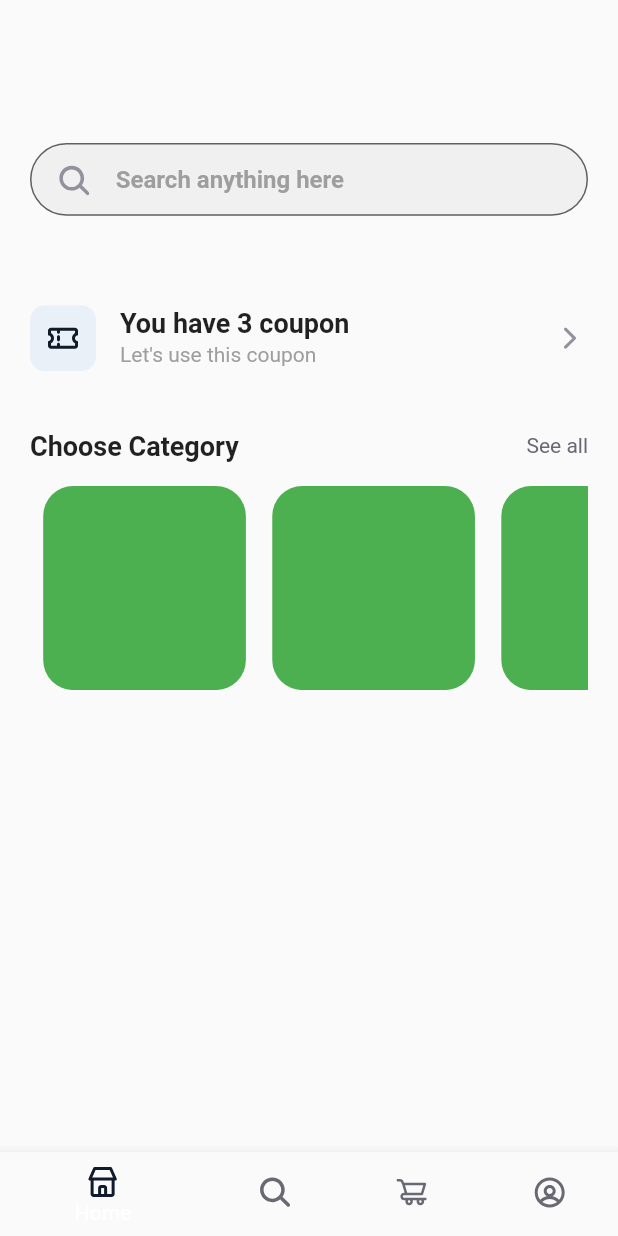
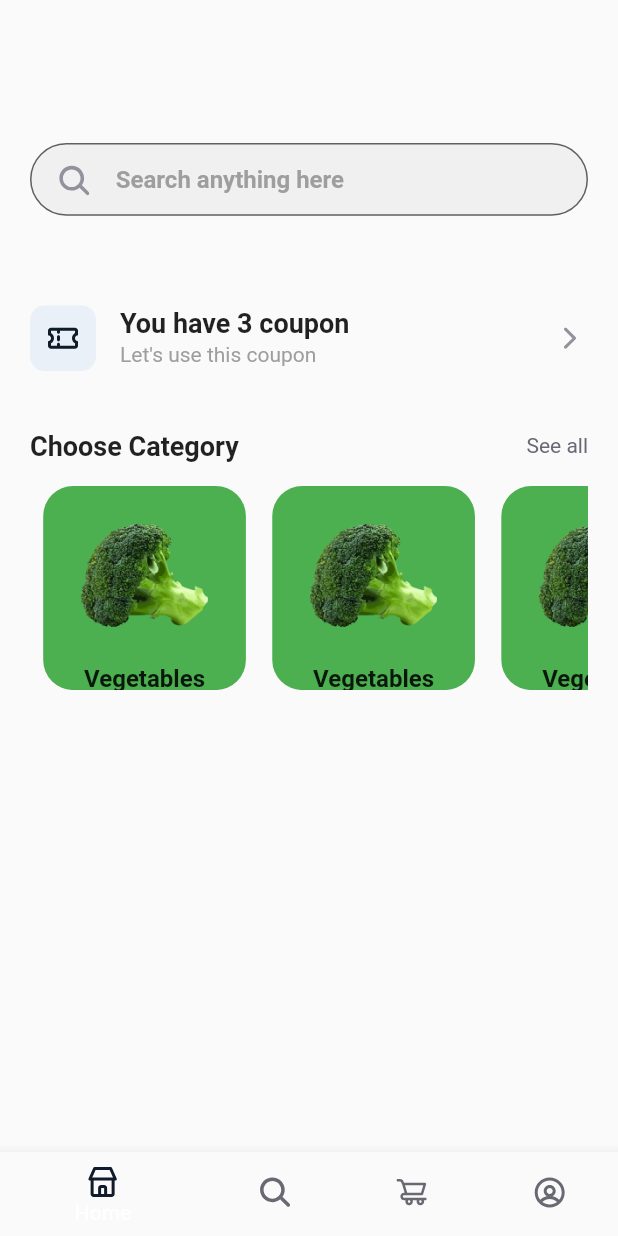
Before and after one commit to AbduraxmonAbdugafurovv/Organico_App, a Flutter app: the screen it shows after launch, on a phone screen of 412 x 824 dp. Run offline on Flutter 3.47's test engine with Material 2 defaults, Android fonts, the phone set to English and light mode, and no system bars; our stand-ins replace bloc, connectivity_plus, flutter_bloc, flutter_screenutil, flutter_svg.

Commit message:
vegetables

```diff
--- a/lib/routes/routes.dart
+++ b/lib/routes/routes.dart
@@ -8,6 +8,7 @@ import 'package:organico/screens/auth/view/splash_page.dart';
 import 'package:organico/screens/home/view/bottom_navigation.dart';
 import 'package:organico/screens/home/view/home/coupon_page.dart';
 import 'package:organico/screens/home/view/home/info_page.dart';
+import 'package:organico/screens/home/view/home/vegetables_page.dart';
 
 class MyRoutes {
   static final MyRoutes _instance = MyRoutes._init();
@@ -34,6 +35,8 @@ class MyRoutes {
         return route(const InfoPage());
       case "coupon_page":
         return route(const CouponPage());
+      case "vegetables":
+        return route(const VegetablesPage());
     }
     return null;
   }
--- a/lib/screens/home/view/home/home_screen.dart
+++ b/lib/screens/home/view/home/home_screen.dart
@@ -52,16 +52,30 @@ class _HomeSreenState extends State<HomeSreen> {
                     title: listTitile("You have 3 coupon"),
                     subtitle: listSubtitle("Let's use this coupon"),
                   ),
-                onTap: (){
+                  onTap: () {
                     NavigationService.instance.pushNamed("coupon_page");
-                }
+                  }),
+              SizedBox(
+                height: ScreenUtil().setHeight(25),
               ),
-              SizedBox(height: ScreenUtil().setHeight(25),),
               Row(
                 mainAxisAlignment: MainAxisAlignment.spaceBetween,
                 children: [
-                  Text("Choose Category",style: TextStyle(fontSize: FontConst.mediumFont+2,fontWeight: FontWeight.w700)),
-                  Text("See all",style: TextStyle(color: ColorConst.darkGrey,fontWeight: FontWeight.w400),)
+                  Text("Choose Category",
+                      style: TextStyle(
+                          fontSize: FontConst.mediumFont + 2,
+                          fontWeight: FontWeight.w700)),
+                  InkWell(
+                    child: Text(
+                      "See all",
+                      style: TextStyle(
+                          color: ColorConst.darkGrey,
+                          fontWeight: FontWeight.w400),
+                    ),
+                    onTap: () {
+                      NavigationService.instance.pushNamed("vegetables");
+                    }
+                  )
                 ],
               ),
               SizedBox(height: ScreenUtil().setHeight(16)),
@@ -70,17 +84,31 @@ class _HomeSreenState extends State<HomeSreen> {
                 child: ListView.builder(
                     itemCount: 4,
                     scrollDirection: Axis.horizontal,
-                  itemBuilder: (context,index){
+                    itemBuilder: (context, index) {
                       return Container(
-                    margin: EdgeInsets.symmetric(horizontal: ScreenUtil().setWidth(8)),
+                        margin: EdgeInsets.symmetric(
+                            horizontal: ScreenUtil().setWidth(8)),
                         width: ScreenUtil().setWidth(123),
                         height: ScreenUtil().setHeight(134),
                         decoration: BoxDecoration(
                             color: ColorConst.green,
                             borderRadius: BorderRadius.circular(20)),
+                        child: Column(
+                          children: [
+                            Padding(
+                              padding: const EdgeInsets.all(25),
+                              child: Image.asset("assets/icons/broccoli.png"),
+                            ),
+                            Text("Vegetables",
+                                style: TextStyle(
+                                    fontSize: FontConst.mediumFont,
+                                    fontWeight: FontWeight.w600)),
+                          ],
+                        ),
                       );
                     }),
-              )
+              ),
+              // Text("Best selling ")
             ],
           ),
         ),
```
Also changed, not shown: lib/screens/home/view/home/vegetables_page.dart (added, +52 -0 lines), assets/icons/broccoli.png (added), assets/icons/filter.svg (added). Lines whose indentation alone changed are shown as unchanged.
